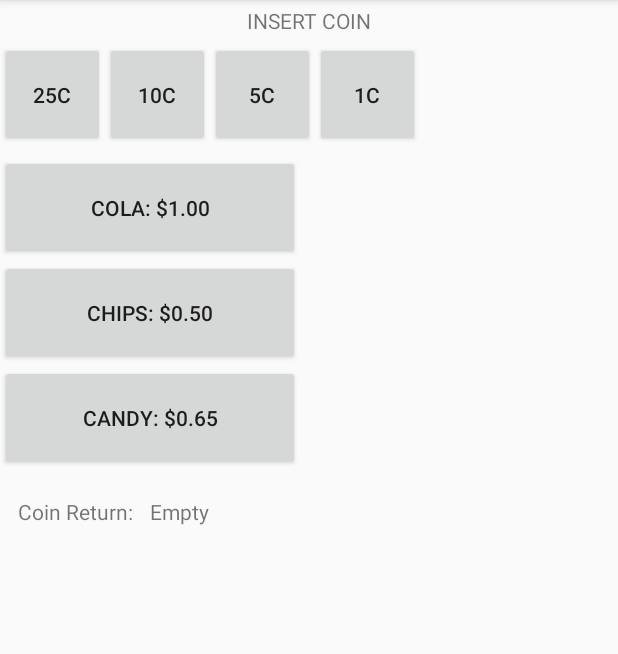
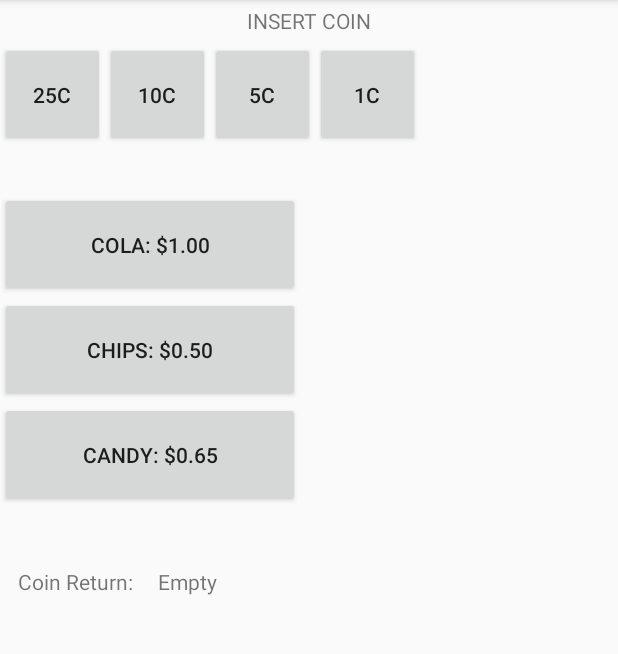
Before and after one commit to kyleengan/AndroidVendingMachine, an Android app: the screen it shows after launch (MainActivity), on a phone screen of 412 x 824 dp, the part 84-738 px from its top. Run offline under Robolectric (Android 15) with nearby library versions, the phone set to English and light mode, and no system bars.

Commit message:
Refactored layout a bit

```diff
--- a/app/src/main/res/layout/activity_main.xml
+++ b/app/src/main/res/layout/activity_main.xml
@@ -17,7 +17,7 @@
 
     <LinearLayout
         android:layout_width="match_parent"
-        android:layout_height="75dp"
+        android:layout_height="100dp"
         android:orientation="horizontal">
 
         <Button
@@ -66,19 +66,20 @@
 
     <LinearLayout
         android:layout_width="match_parent"
-        android:layout_height="60dp"
+        android:layout_height="100dp"
         android:orientation="horizontal">
         <TextView
             android:id="@+id/coinReturnLabel"
             android:layout_width="100dp"
-            android:layout_height="56dp"
+            android:layout_height="100dp"
             android:gravity="center"
             android:text="@string/coin_return"/>
 
         <TextView
             android:id="@+id/coinReturnAmount"
             android:layout_width="50dp"
-            android:layout_height="56dp"
+            android:layout_height="100dp"
+            android:gravity="center"
             android:text="@string/coin_return_amount"/>
     </LinearLayout>
 
```
